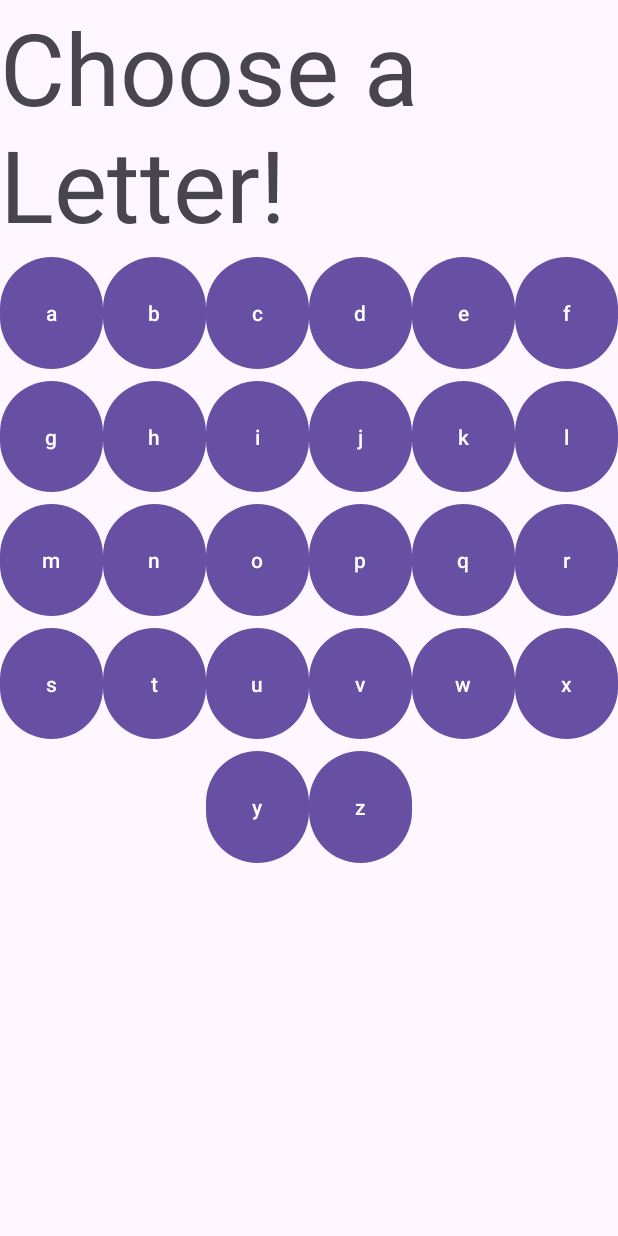
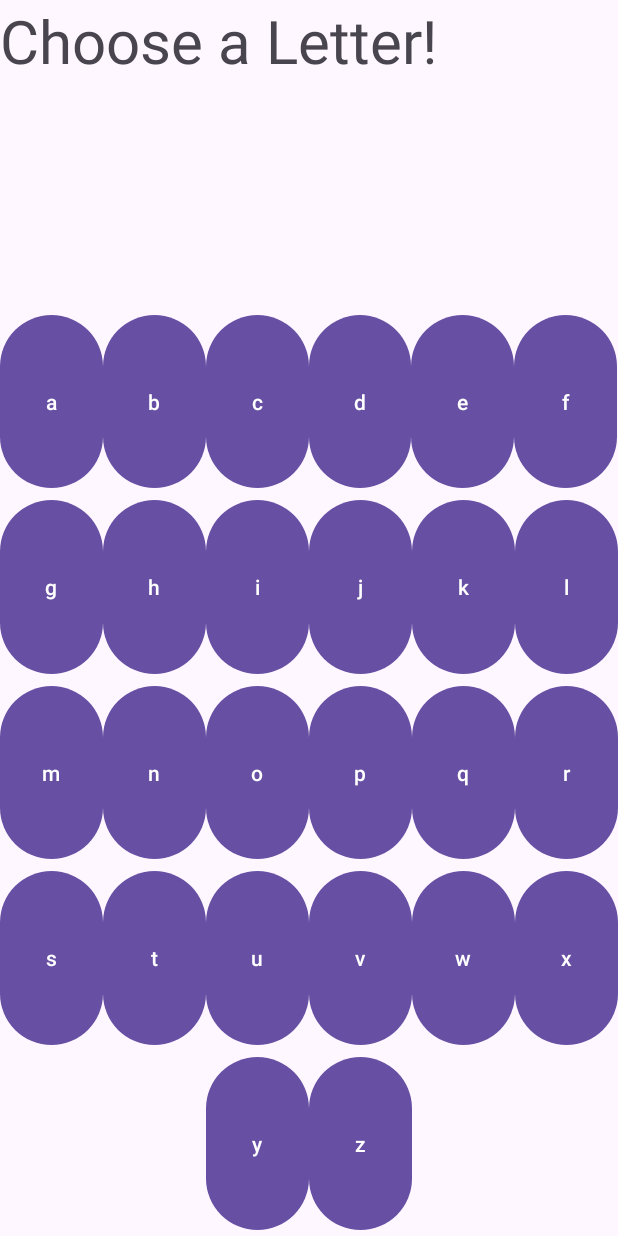
Before and after one commit to kathlynfs/GAS-Hangman, an Android app: the layout fragment_letters.xml on its own in the app's theme, with its tools: preview values and no code run, on a phone screen of 412 x 824 dp. Run offline under Robolectric (Android 15) with nearby library versions, the phone set to English and light mode, and no system bars.

```diff
--- a/app/src/main/res/layout/fragment_letters.xml
+++ b/app/src/main/res/layout/fragment_letters.xml
@@ -13,10 +13,12 @@
         android:layout_width="match_parent"
         android:layout_height="0dp"
         android:text="@string/choose_letter"
-        android:textSize="100px"
+        android:textSize="40sp"
         app:layout_constraintTop_toTopOf="parent"
         app:layout_constraintLeft_toLeftOf="parent"
-        app:layout_constraintRight_toRightOf="parent"/>
+        app:layout_constraintRight_toRightOf="parent"
+        app:layout_constraintHeight_default="percent"
+        app:layout_constraintHeight_percent=".25"/>
 
     <Button
         android:id="@+id/a"
@@ -24,9 +26,9 @@
         android:layout_height="0dp"
         android:text="@string/a"
         app:layout_constraintWidth_default="percent"
-        app:layout_constraintWidth_percent=".1666"
+        app:layout_constraintWidth_percent=".166"
         app:layout_constraintHeight_default="percent"
-        app:layout_constraintHeight_percent=".10"
+        app:layout_constraintHeight_percent=".15"
         app:layout_constraintTop_toBottomOf="@id/choose_letter"
         app:layout_constraintLeft_toLeftOf="parent"
         />
@@ -39,7 +41,7 @@
         app:layout_constraintWidth_default="percent"
         app:layout_constraintWidth_percent=".1666"
         app:layout_constraintHeight_default="percent"
-        app:layout_constraintHeight_percent=".10"
+        app:layout_constraintHeight_percent=".15"
         app:layout_constraintTop_toBottomOf="@id/choose_letter"
         app:layout_constraintLeft_toRightOf="@id/a"
         />
@@ -52,7 +54,7 @@
         app:layout_constraintWidth_default="percent"
         app:layout_constraintWidth_percent=".1666"
         app:layout_constraintHeight_default="percent"
-        app:layout_constraintHeight_percent=".10"
+        app:layout_constraintHeight_percent=".15"
         app:layout_constraintTop_toBottomOf="@id/choose_letter"
         app:layout_constraintLeft_toRightOf="@id/b"
         />
@@ -65,7 +67,7 @@
         app:layout_constraintWidth_default="percent"
         app:layout_constraintWidth_percent=".1666"
         app:layout_constraintHeight_default="percent"
-        app:layout_constraintHeight_percent=".10"
+        app:layout_constraintHeight_percent=".15"
         app:layout_constraintTop_toBottomOf="@id/choose_letter"
         app:layout_constraintLeft_toRightOf="@id/c"
         />
@@ -78,7 +80,7 @@
         app:layout_constraintWidth_default="percent"
         app:layout_constraintWidth_percent=".1666"
         app:layout_constraintHeight_default="percent"
-        app:layout_constraintHeight_percent=".10"
+        app:layout_constraintHeight_percent=".15"
         app:layout_constraintTop_toBottomOf="@id/choose_letter"
         app:layout_constraintLeft_toRightOf="@id/d"
         />
@@ -91,7 +93,7 @@
         app:layout_constraintWidth_default="percent"
         app:layout_constraintWidth_percent=".1666"
         app:layout_constraintHeight_default="percent"
-        app:layout_constraintHeight_percent=".10"
+        app:layout_constraintHeight_percent=".15"
         app:layout_constraintTop_toBottomOf="@id/choose_letter"
         app:layout_constraintLeft_toRightOf="@id/e"
         />
@@ -104,7 +106,7 @@
         app:layout_constraintWidth_default="percent"
         app:layout_constraintWidth_percent=".1666"
         app:layout_constraintHeight_default="percent"
-        app:layout_constraintHeight_percent=".10"
+        app:layout_constraintHeight_percent=".15"
         app:layout_constraintTop_toBottomOf="@id/a"
         app:layout_constraintLeft_toLeftOf="parent"
         />
@@ -117,7 +119,7 @@
         app:layout_constraintWidth_default="percent"
         app:layout_constraintWidth_percent=".1666"
         app:layout_constraintHeight_default="percent"
-        app:layout_constraintHeight_percent=".10"
+        app:layout_constraintHeight_percent=".15"
         app:layout_constraintTop_toBottomOf="@id/a"
         app:layout_constraintLeft_toRightOf="@id/g"
         />
@@ -130,7 +132,7 @@
         app:layout_constraintWidth_default="percent"
         app:layout_constraintWidth_percent=".1666"
         app:layout_constraintHeight_default="percent"
-        app:layout_constraintHeight_percent=".10"
+        app:layout_constraintHeight_percent=".15"
         app:layout_constraintTop_toBottomOf="@id/a"
         app:layout_constraintLeft_toRightOf="@id/h"
         />
@@ -143,7 +145,7 @@
         app:layout_constraintWidth_default="percent"
         app:layout_constraintWidth_percent=".1666"
         app:layout_constraintHeight_default="percent"
-        app:layout_constraintHeight_percent=".10"
+        app:layout_constraintHeight_percent=".15"
         app:layout_constraintTop_toBottomOf="@id/a"
         app:layout_constraintLeft_toRightOf="@id/i"
         />
@@ -156,7 +158,7 @@
         app:layout_constraintWidth_default="percent"
         app:layout_constraintWidth_percent=".1666"
         app:layout_constraintHeight_default="percent"
-        app:layout_constraintHeight_percent=".10"
+        app:layout_constraintHeight_percent=".15"
         app:layout_constraintTop_toBottomOf="@id/a"
         app:layout_constraintLeft_toRightOf="@id/j"
         />
@@ -169,7 +171,7 @@
         app:layout_constraintWidth_default="percent"
         app:layout_constraintWidth_percent=".1666"
         app:layout_constraintHeight_default="percent"
-        app:layout_constraintHeight_percent=".10"
+        app:layout_constraintHeight_percent=".15"
         app:layout_constraintTop_toBottomOf="@id/a"
         app:layout_constraintLeft_toRightOf="@id/k"
         />
@@ -182,7 +184,7 @@
         app:layout_constraintWidth_default="percent"
         app:layout_constraintWidth_percent=".1666"
         app:layout_constraintHeight_default="percent"
-        app:layout_constraintHeight_percent=".10"
+        app:layout_constraintHeight_percent=".15"
         app:layout_constraintTop_toBottomOf="@id/g"
         app:layout_constraintLeft_toLeftOf="parent"
         />
@@ -195,7 +197,7 @@
         app:layout_constraintWidth_default="percent"
         app:layout_constraintWidth_percent=".1666"
         app:layout_constraintHeight_default="percent"
-        app:layout_constraintHeight_percent=".10"
+        app:layout_constraintHeight_percent=".15"
         app:layout_constraintTop_toBottomOf="@id/g"
         app:layout_constraintLeft_toRightOf="@id/m"
         />
@@ -208,7 +210,7 @@
         app:layout_constraintWidth_default="percent"
         app:layout_constraintWidth_percent=".1666"
         app:layout_constraintHeight_default="percent"
-        app:layout_constraintHeight_percent=".10"
+        app:layout_constraintHeight_percent=".15"
         app:layout_constraintTop_toBottomOf="@id/g"
         app:layout_constraintLeft_toRightOf="@id/n"
         />
@@ -221,7 +223,7 @@
         app:layout_constraintWidth_default="percent"
         app:layout_constraintWidth_percent=".1666"
         app:layout_constraintHeight_default="percent"
-        app:layout_constraintHeight_percent=".10"
+        app:layout_constraintHeight_percent=".15"
         app:layout_constraintTop_toBottomOf="@id/g"
         app:layout_constraintLeft_toRightOf="@id/o"
         />
@@ -234,7 +236,7 @@
         app:layout_constraintWidth_default="percent"
         app:layout_constraintWidth_percent=".1666"
         app:layout_constraintHeight_default="percent"
-        app:layout_constraintHeight_percent=".10"
+        app:layout_constraintHeight_percent=".15"
         app:layout_constraintTop_toBottomOf="@id/g"
         app:layout_constraintLeft_toRightOf="@id/p"
         />
@@ -247,7 +249,7 @@
         app:layout_constraintWidth_default="percent"
         app:layout_constraintWidth_percent=".1666"
         app:layout_constraintHeight_default="percent"
-        app:layout_constraintHeight_percent=".10"
+        app:layout_constraintHeight_percent=".15"
         app:layout_constraintTop_toBottomOf="@id/g"
         app:layout_constraintLeft_toRightOf="@id/q"
         />
@@ -260,7 +262,7 @@
         app:layout_constraintWidth_default="percent"
         app:layout_constraintWidth_percent=".1666"
         app:layout_constraintHeight_default="percent"
-        app:layout_constraintHeight_percent=".10"
+        app:layout_constraintHeight_percent=".15"
         app:layout_constraintTop_toBottomOf="@id/m"
         app:layout_constraintLeft_toLeftOf="parent"
         />
@@ -273,7 +275,7 @@
         app:layout_constraintWidth_default="percent"
         app:layout_constraintWidth_percent=".1666"
         app:layout_constraintHeight_default="percent"
-        app:layout_constraintHeight_percent=".10"
+        app:layout_constraintHeight_percent=".15"
         app:layout_constraintTop_toBottomOf="@id/m"
         app:layout_constraintLeft_toRightOf="@id/s"
         />
@@ -286,7 +288,7 @@
         app:layout_constraintWidth_default="percent"
         app:layout_constraintWidth_percent=".1666"
         app:layout_constraintHeight_default="percent"
-        app:layout_constraintHeight_percent=".10"
+        app:layout_constraintHeight_percent=".15"
         app:layout_constraintTop_toBottomOf="@id/m"
         app:layout_constraintLeft_toRightOf="@id/t"
         />
@@ -299,7 +301,7 @@
         app:layout_constraintWidth_default="percent"
         app:layout_constraintWidth_percent=".1666"
         app:layout_constraintHeight_default="percent"
-        app:layout_constraintHeight_percent=".10"
+        app:layout_constraintHeight_percent=".15"
         app:layout_constraintTop_toBottomOf="@id/m"
         app:layout_constraintLeft_toRightOf="@id/u"
         />
@@ -312,7 +314,7 @@
         app:layout_constraintWidth_default="percent"
         app:layout_constraintWidth_percent=".1666"
         app:layout_constraintHeight_default="percent"
-        app:layout_constraintHeight_percent=".10"
+        app:layout_constraintHeight_percent=".15"
         app:layout_constraintTop_toBottomOf="@id/m"
         app:layout_constraintLeft_toRightOf="@id/v"
         />
@@ -325,7 +327,7 @@
         app:layout_constraintWidth_default="percent"
         app:layout_constraintWidth_percent=".1666"
         app:layout_constraintHeight_default="percent"
-        app:layout_constraintHeight_percent=".10"
+        app:layout_constraintHeight_percent=".15"
         app:layout_constraintTop_toBottomOf="@id/m"
         app:layout_constraintLeft_toRightOf="@id/w"
         />
@@ -338,7 +340,7 @@
         app:layout_constraintWidth_default="percent"
         app:layout_constraintWidth_percent=".1666"
         app:layout_constraintHeight_default="percent"
-        app:layout_constraintHeight_percent=".10"
+        app:layout_constraintHeight_percent=".15"
         app:layout_constraintTop_toBottomOf="@id/s"
         app:layout_constraintLeft_toRightOf="@id/t"
         />
@@ -351,7 +353,7 @@
         app:layout_constraintWidth_default="percent"
         app:layout_constraintWidth_percent=".1666"
         app:layout_constraintHeight_default="percent"
-        app:layout_constraintHeight_percent=".10"
+        app:layout_constraintHeight_percent=".15"
         app:layout_constraintTop_toBottomOf="@id/s"
         app:layout_constraintLeft_toRightOf="@id/y"
         />
--- a/app/src/main/res/values/strings.xml
+++ b/app/src/main/res/values/strings.xml
@@ -27,6 +27,7 @@
     <string name="x">x</string>
     <string name="y">y</string>
     <string name="z">z</string>
+    <string name="hint">Hint</string>
 
 
 </resources>
```
Also changed, not shown: app/src/main/java/com/example/gashangman/HintFragment.kt (added, +23 -0 lines), app/src/main/res/layout/activity_main.xml (+20 -5 lines), app/src/main/res/layout/fragment_hint.xml (added, +13 -0 lines).
